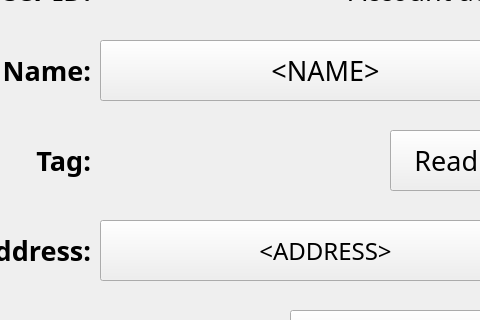
Old version of the form core/gui/main.ui in the repository qcha41/raspberry-coffee-manager; both pictures show x 380 to 860 and y 90 to 410 of the 1024 by 600 pixel window.
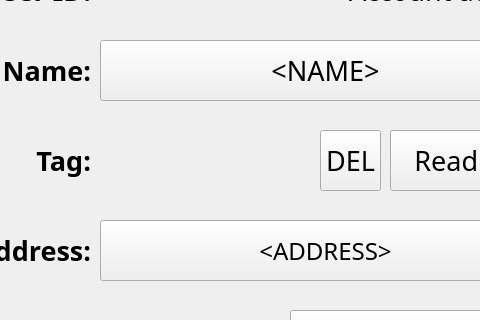
New version of the form.

Diff of the .ui file:
```diff
--- a/core/gui/main.ui
+++ b/core/gui/main.ui
@@ -420,7 +420,7 @@
        <rect>
         <x>470</x>
         <y>220</y>
-        <width>231</width>
+        <width>221</width>
         <height>41</height>
        </rect>
       </property>
@@ -644,6 +644,28 @@
        <set>Qt::AlignCenter</set>
       </property>
      </widget>
+     <widget class="QPushButton" name="account_setup_deltag_pushButton">
+      <property name="geometry">
+       <rect>
+        <x>690</x>
+        <y>210</y>
+        <width>61</width>
+        <height>61</height>
+       </rect>
+      </property>
+      <property name="font">
+       <font>
+        <family>Microsoft Yi Baiti</family>
+        <pointsize>20</pointsize>
+        <weight>50</weight>
+        <bold>false</bold>
+        <kerning>true</kerning>
+       </font>
+      </property>
+      <property name="text">
+       <string>DEL</string>
+      </property>
+     </widget>
     </widget>
     <widget class="QWidget" name="stats_panel">
      <widget class="QLabel" name="stats_firstDate_label">
```
